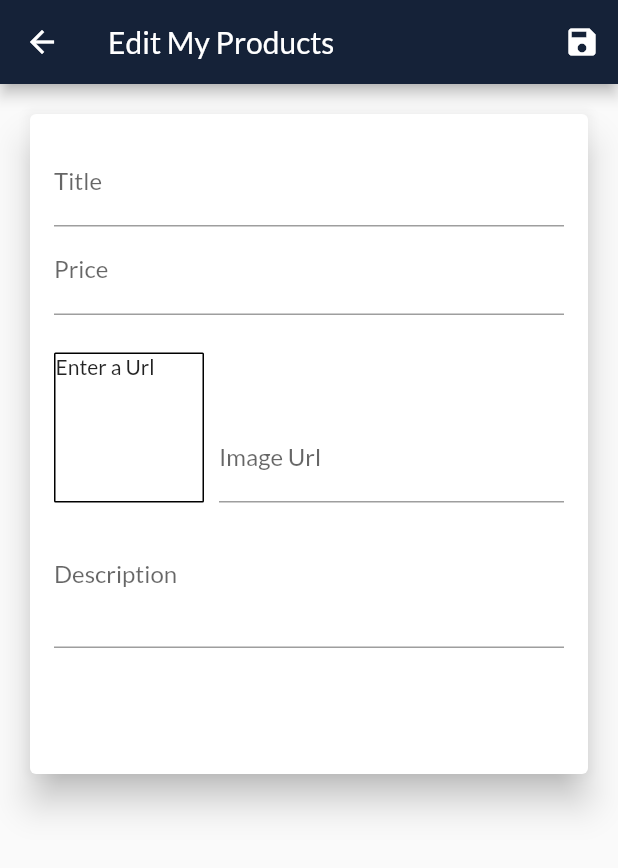
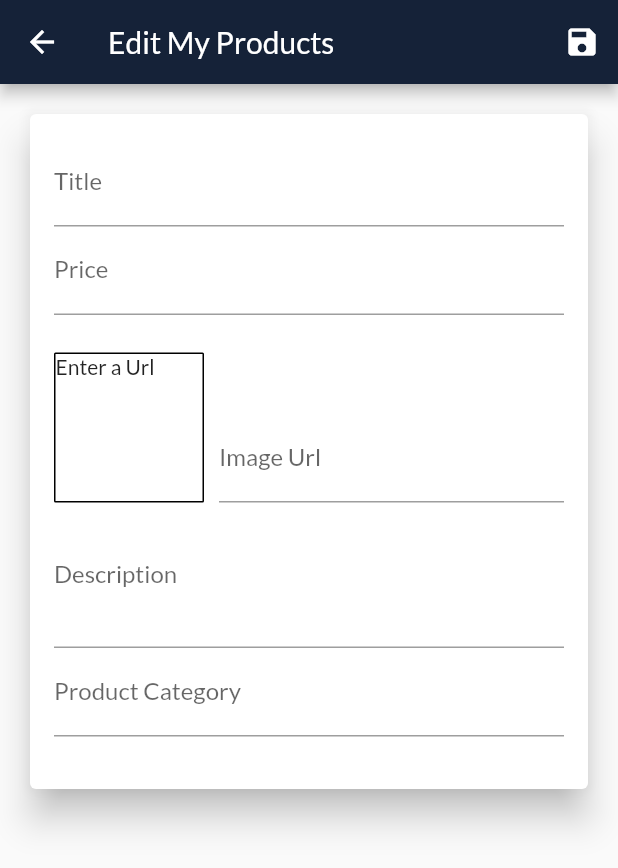
Before and after one commit to maushook-bot/kryptonian-flutter-app, a Flutter app: the EditProductScreen screen opened by its route, on a phone screen of 412 x 824 dp. Shown: the top 868 px of the screen. Run offline on Flutter 3.47's test engine with Material 2 defaults, Android fonts, the phone set to English and light mode, and no system bars; our stand-ins replace email_validator, flutter_dotenv, flutter_slidable, google_fonts, sensors and 1 more; missing offline and left inert: dart:ffi, stepper_touch; accounts and stored records are empty; network calls fail.

Commit message:
FLUTTER-55 Product-Categories-v4.3-stable

```diff
--- a/lib/providers/auth.dart
+++ b/lib/providers/auth.dart
@@ -102,9 +102,6 @@ class Auth with ChangeNotifier {
       _authTimer.cancel();
       _authTimer = null;
     }
-    print('IsAuth: $isAuth');
-    print('Token: $_token');
-    print('Expiry: $_expiryDate');
     notifyListeners();
 
     final prefs = await SharedPreferences.getInstance();
@@ -113,7 +110,6 @@ class Auth with ChangeNotifier {
   }
 
   void _autoLogout() {
-    print('AUTO-LOGOUT');
     if (_authTimer != null) {
       _authTimer.cancel();
     }
--- /dev/null
+++ b/lib/providers/categories.dart
@@ -0,0 +1,55 @@
+/// TODO: Later Refactor this block by automating configuration in FireBase
+/// i.e Adding Custom Categories by Product Owners
+/// Current Feature Supports fixed 8 Categories
+
+import 'package:flutter/material.dart';
+import 'package:flutter_complete_guide/providers/category.dart';
+
+class Categories with ChangeNotifier {
+  List<Category> _categories = [
+    Category(
+      id: 'c1',
+      title: 'Electronics',
+      imgUrl: 'https://www.pngitem.com/pimgs/m/247-2474633_transparent-electronics-items-png-png-download.png',
+    ),
+    Category(
+      id: 'c2',
+      title: 'Clothing',
+      imgUrl: 'https://encrypted-tbn0.gstatic.com/images?q=tbn:ANd9GcR43UnRwuzRAlZiClSlNLirgvkY8eJCqAWHEQ&usqp=CAU',
+    ),
+    Category(
+      id: 'c3',
+      title: 'Toys',
+      imgUrl: 'http://marveltoynews.com/wp-content/uploads/2013/07/Avengers-Hot-Toys-Thor-Black-Widow-Captain-America-Hawkeye.jpg',
+    ),
+    Category(
+      id: 'c4',
+      title: 'Sports',
+      imgUrl: 'https://thumbs.dreamstime.com/b/assorted-sports-equipment-black-11153245.jpg',
+    ),
+    Category(
+      id: 'c5',
+      title: 'Beauty Care',
+      imgUrl: 'https://encrypted-tbn0.gstatic.com/images?q=tbn:ANd9GcRooKtW-v4U8ArQ6I_j7WiIqHGl-KayjtEiIQ&usqp=CAU',
+    ),
+    Category(
+      id: 'c6',
+      title: 'Education',
+      imgUrl: 'https://www.lego.com/cdn/cs/history/assets/blt002c90de12385725/LEGO_Education_EV3.jpg?disable=upscale&width=960&quality=50',
+    ),
+    Category(
+      id: 'c7',
+      title: 'Food',
+      imgUrl: 'https://img.freepik.com/free-photo/chicken-wings-barbecue-sweetly-sour-sauce-picnic-summer-menu-tasty-food-top-view-flat-lay_2829-6471.jpg?size=626&ext=jpg&ga=GA1.2.1450000434.1639526400',
+    ),
+    Category(
+      id: 'c8',
+      title: 'Others',
+      imgUrl: 'https://encrypted-tbn0.gstatic.com/images?q=tbn:ANd9GcSnNCvZQVZxOl7iMO80Cc6UwgvrEx_WnUbMqw&usqp=CAU',
+    ),
+  ];
+
+  List<Category> get getCategories {
+    return _categories;
+  }
+}
--- /dev/null
+++ b/lib/providers/category.dart
@@ -0,0 +1,13 @@
+import 'package:flutter/material.dart';
+
+class Category with ChangeNotifier {
+  final String id;
+  final String title;
+  final String imgUrl;
+
+  Category({
+    this.id,
+    this.title,
+    this.imgUrl,
+  });
+}
--- a/lib/providers/product.dart
+++ b/lib/providers/product.dart
@@ -6,6 +6,7 @@ class Product with ChangeNotifier {
   final String description;
   final double price;
   final String imageUrl;
+  final String categoryId;
   bool isFavorite;
   int qty;
 
@@ -15,6 +16,7 @@ class Product with ChangeNotifier {
     @required this.description,
     @required this.price,
     @required this.imageUrl,
+    @required this.categoryId,
     this.isFavorite = false,
     this.qty = 0,
   });
--- a/lib/providers/products.dart
+++ b/lib/providers/products.dart
@@ -20,8 +20,19 @@ class Products with ChangeNotifier {
     return _items.where((product) => product.isFavorite == true).toList();
   }
 
+  /// Filter Products by Categories if category flag == true else all items:-
+  List<Product> fetchProductByCategories(String catId, bool categoryFlag) {
+    return categoryFlag == true && catId != ''
+        ? _items.where((product) => product.categoryId == catId).toList()
+        : item;
+  }
+
   Product findById(String id) {
     return _items.firstWhere((product) => product.id == id);
+  }
+
+   int getIndexByProductId(String id) {
+    return _items.indexWhere((product) => product.id == id);
   }
 
   void addProductQuantity(String id, int index) {
@@ -51,7 +62,6 @@ class Products with ChangeNotifier {
 
   Future<void> fetchProduct([bool filterByUser = false]) async {
     print('FETCH => PRODUCTS, $uid');
-    final List productIdList = [];
     final url = Uri.https(
       'kryptonian-flutter-app-default-rtdb.europe-west1.firebasedatabase.app',
       '/products.json',
@@ -70,7 +80,6 @@ class Products with ChangeNotifier {
       final response = await http.get(url);
       final Map<String, dynamic> result = json.decode(response.body);
       final List<Product> LoadedProduct = [];
-      print('LoadedProduct => ${result}');
       result['error'] == 'Permission denied'
           ? throw 'Authentication Failed Permission Denied!'
           : result.forEach(
@@ -83,12 +92,13 @@ class Products with ChangeNotifier {
                     description: product['description'],
                     isFavorite: product['isFavorite'],
                     imageUrl: product['imageUrl'],
+                    categoryId: product['categoryId'],
                   ),
                 );
               },
             );
       _items = LoadedProduct;
-      print(_items);
+      //print(_items);
       notifyListeners();
     } catch (error) {
       print('ERROR => $error');
@@ -114,6 +124,7 @@ class Products with ChangeNotifier {
             'imageUrl': newProduct.imageUrl,
             'isFavorite': newProduct.isFavorite,
             'userId': uid,
+            'categoryId': newProduct.categoryId,
           },
         ),
       );
@@ -127,6 +138,7 @@ class Products with ChangeNotifier {
         price: newProduct.price,
         description: newProduct.description,
         imageUrl: newProduct.imageUrl,
+        categoryId: newProduct.categoryId,
       );
       _items.add(product);
       notifyListeners();
@@ -145,7 +157,7 @@ class Products with ChangeNotifier {
         {'auth': auth});
     final response = await http.delete(url);
 
-    print('DELETE Response => ${response.statusCode}');
+    //print('DELETE Response => ${response.statusCode}');
     if (response.statusCode == 200) {
       _items.removeWhere((product) => product.id == productId);
     } else if (response.statusCode >= 400) {
@@ -171,7 +183,7 @@ class Products with ChangeNotifier {
     if (response.statusCode == 200) {
       existingProduct = null;
     } else if (response.statusCode >= 400) {
-      print('DELETE => Failed: ${response.body}');
+      //print('DELETE => Failed: ${response.body}');
       _items.insert(existingProdIndex, existingProduct);
       notifyListeners();
       throw HttpException('Delete Failed. Try Again Later!');
@@ -196,9 +208,10 @@ class Products with ChangeNotifier {
           'description': updatedProduct.description,
           'qty': updatedProduct.qty,
           'imageUrl': updatedProduct.imageUrl,
+          'categoryId': updatedProduct.categoryId,
         }),
       );
-      print(response.body);
+      //print(response.body);
       _items[productIndex] = updatedProduct;
       notifyListeners();
     }
--- a/lib/screens/cart_screen.dart
+++ b/lib/screens/cart_screen.dart
@@ -14,6 +14,7 @@ class CartScreen extends StatelessWidget {
   Widget build(BuildContext context) {
     final cartData = Provider.of<Cart>(context);
     final ordersData = Provider.of<Orders>(context);
+    final deviceSize = MediaQuery.of(context).size;
     return Scaffold(
       appBar: AppBar(
         title: Text('My Cart'),
@@ -28,7 +29,7 @@ class CartScreen extends StatelessWidget {
             ),
             SizedBox(height: 20),
             Container(
-              height: 400,
+              height: deviceSize.height * 0.69,
               child: _buildListView(cartData),
             ),
           ],
--- a/lib/screens/edit_product_screen.dart
+++ b/lib/screens/edit_product_screen.dart
@@ -60,6 +60,7 @@ class _EditProductScreenState extends State<EditProductScreen> {
           'price': _editedProduct.price.toString(),
           'description': _editedProduct.description,
           'imageUrl': '',
+          'category': 'c8',
         };
 
         /// When controller used in TextFormField initial value can't be set
@@ -124,13 +125,6 @@ class _EditProductScreenState extends State<EditProductScreen> {
 
         /// Pop this screen:-
         Navigator.of(context).pop();
-
-        /// Stats:-
-        print('id: ${_editedProduct.id}');
-        print('title: ${_editedProduct.title}');
-        print('description: ${_editedProduct.description}');
-        print('price: ${_editedProduct.price}');
-        print('imageUrl: ${_editedProduct.imageUrl}');
       }
     } else {
       /// EDIT Existing Products:-
@@ -139,13 +133,6 @@ class _EditProductScreenState extends State<EditProductScreen> {
       String auth = Provider.of<Auth>(context, listen: false).token;
 
       await productsData.updateProduct(_editedProduct.id, _editedProduct);
-
-      print('id: ${_editedProduct.id}');
-      print('title: ${_editedProduct.title}');
-      print('description: ${_editedProduct.description}');
-      print('price: ${_editedProduct.price}');
-      print('imageUrl: ${_editedProduct.imageUrl}');
-      print('qty: ${_editedProduct.qty}');
 
       // Reset Loading Indicator:-
       setState(() {
@@ -177,7 +164,7 @@ class _EditProductScreenState extends State<EditProductScreen> {
       body: isLoading == true
           ? Center(child: CircularProgressIndicator())
           : Container(
-              height: 480,
+              height: 490,
               padding: const EdgeInsets.all(16.0),
               child: Card(
                 elevation: 10.0,
@@ -212,6 +199,7 @@ class _EditProductScreenState extends State<EditProductScreen> {
                               price: _editedProduct.price,
                               imageUrl: _editedProduct.imageUrl,
                               isFavorite: _editedProduct.isFavorite,
+                              categoryId: _editedProduct.categoryId,
                             );
                           },
                         ),
@@ -242,6 +230,7 @@ class _EditProductScreenState extends State<EditProductScreen> {
                               price: double.parse(value),
                               imageUrl: _editedProduct.imageUrl,
                               isFavorite: _editedProduct.isFavorite,
+                              categoryId: _editedProduct.categoryId,
                             );
                           },
                         ),
@@ -298,6 +287,7 @@ class _EditProductScreenState extends State<EditProductScreen> {
                                     price: _editedProduct.price,
                                     imageUrl: value,
                                     isFavorite: _editedProduct.isFavorite,
+                                    categoryId: _editedProduct.categoryId,
                                   );
                                 },
                                 onFieldSubmitted: (_) {
@@ -321,6 +311,7 @@ class _EditProductScreenState extends State<EditProductScreen> {
                               price: _editedProduct.price,
                               imageUrl: _editedProduct.imageUrl,
                               isFavorite: _editedProduct.isFavorite,
+                              categoryId: _editedProduct.categoryId,
                             );
                           },
                           validator: (value) {
@@ -329,6 +320,30 @@ class _EditProductScreenState extends State<EditProductScreen> {
                             }
                             if (value.length < 10) {
                               return 'Should be at least 10 chars along Schmuck';
+                            }
+                            return null;
+                          },
+                        ),
+                        TextFormField(
+                          initialValue: _initValues['category'],
+                          autovalidateMode: AutovalidateMode.onUserInteraction,
+                          decoration:
+                              InputDecoration(labelText: 'Product Category'),
+                          keyboardType: TextInputType.text,
+                          onSaved: (value) {
+                            _editedProduct = Product(
+                              id: _editedProduct.id,
+                              title: _editedProduct.title,
+                              description: _editedProduct.description,
+                              price: _editedProduct.price,
+                              imageUrl: _editedProduct.imageUrl,
+                              isFavorite: _editedProduct.isFavorite,
+                              categoryId: value,
+                            );
+                          },
+                          validator: (value) {
+                            if (value.isEmpty) {
+                              return 'Select a Category Schmuck';
                             }
                             return null;
                           },
```
Also changed, not shown: lib/main.dart (+8 -4 lines), lib/providers/cart.dart (+11 -2 lines), lib/screens/auth_screen.dart (+9 -11 lines), lib/screens/categories_screen.dart (added, +38 -0 lines), lib/screens/product_details_screen.dart (+5 -2 lines), lib/screens/products_overview_screen.dart (+9 -2 lines), lib/widgets/category_item.dart (added, +69 -0 lines), lib/widgets/main_drawer.dart (+29 -11 lines), lib/widgets/product_item.dart (+7 -3 lines), lib/widgets/products_grid.dart (+10 -5 lines).
